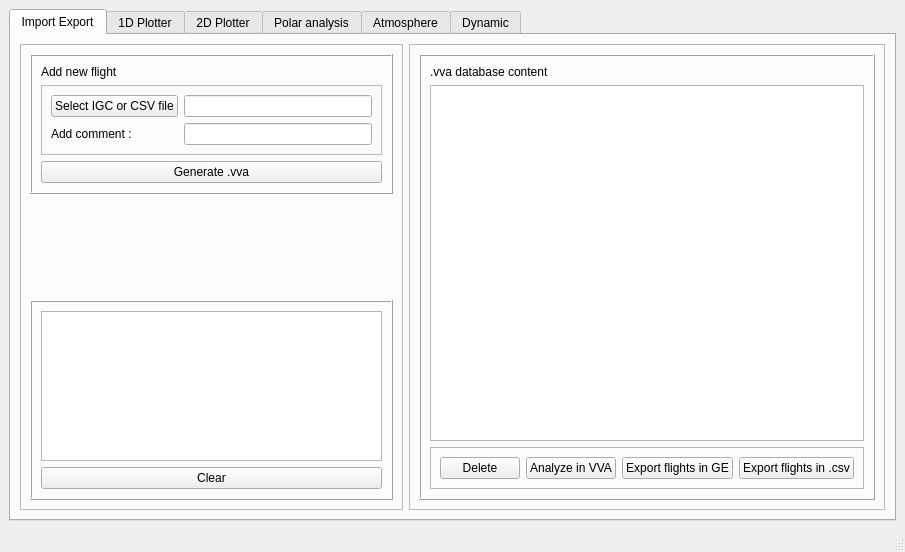
Above: src/gui/mainwindow.ui from TheGoodWeather/Vector-Vario-Analyzer before the change. Below: the same form after it.
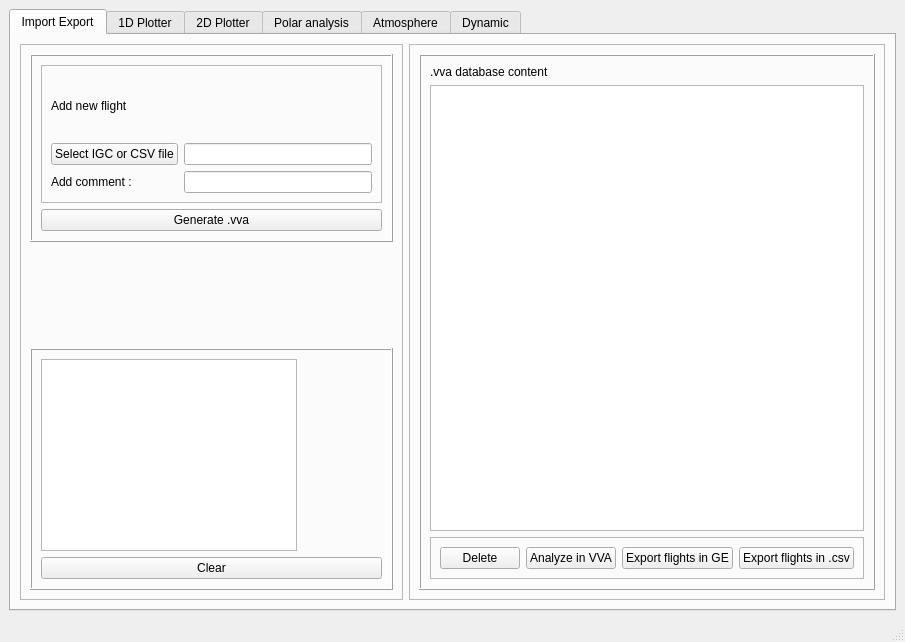
That is the form after the change.

```diff
--- a/src/gui/mainwindow.ui
+++ b/src/gui/mainwindow.ui
@@ -7,7 +7,7 @@
     <x>0</x>
     <y>0</y>
     <width>905</width>
-    <height>552</height>
+    <height>642</height>
    </rect>
   </property>
   <property name="windowTitle">
@@ -46,13 +46,6 @@
               <enum>QFrame::Raised</enum>
              </property>
              <layout class="QVBoxLayout" name="verticalLayout_3">
-              <item>
-               <widget class="QLabel" name="label">
-                <property name="text">
-                 <string>Add new flight </string>
-                </property>
-               </widget>
-              </item>
               <item>
                <widget class="QFrame" name="frame_4">
                 <property name="frameShape">
@@ -62,26 +55,37 @@
                  <enum>QFrame::Raised</enum>
                 </property>
                 <layout class="QGridLayout" name="gridLayout">
-                 <item row="1" column="0">
+                 <item row="2" column="0">
                   <widget class="QLabel" name="label_2">
                    <property name="text">
                     <string>Add comment :</string>
                    </property>
                   </widget>
                  </item>
-                 <item row="0" column="1">
-                  <widget class="QLineEdit" name="lineEdit_file_path"/>
-                 </item>
-                 <item row="0" column="0">
+                 <item row="1" column="0">
                   <widget class="QPushButton" name="pushButton_load_file">
                    <property name="text">
                     <string>Select IGC or CSV file</string>
                    </property>
                   </widget>
                  </item>
-                 <item row="1" column="1">
+                 <item row="2" column="1">
                   <widget class="QLineEdit" name="lineEdit_comment"/>
                  </item>
+                 <item row="1" column="1">
+                  <widget class="QLineEdit" name="lineEdit_file_path">
+                   <property name="readOnly">
+                    <bool>true</bool>
+                   </property>
+                  </widget>
+                 </item>
+                 <item row="0" column="0">
+                  <widget class="QLabel" name="label">
+                   <property name="text">
+                    <string>Add new flight </string>
+                   </property>
+                  </widget>
+                 </item>
                 </layout>
                </widget>
               </item>
@@ -170,7 +174,14 @@
              </property>
              <layout class="QVBoxLayout" name="verticalLayout">
               <item>
-               <widget class="QTextEdit" name="textEdit_log"/>
+               <widget class="QTextEdit" name="textEdit_log">
+                <property name="sizePolicy">
+                 <sizepolicy hsizetype="Fixed" vsizetype="Fixed">
+                  <horstretch>0</horstretch>
+                  <verstretch>0</verstretch>
+                 </sizepolicy>
+                </property>
+               </widget>
               </item>
               <item>
                <widget class="QPushButton" name="pushButton_clear_log">
```
Left out of the diff: 2 changed lines with no effect on the pictures.
